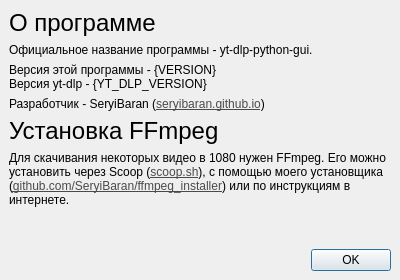
Old version of the form ui/about.ui in the repository SeryiBaran/yt-dlp-python-gui.
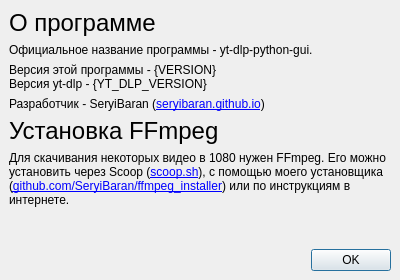
New version of the form. Icons and pictures are not drawn.

Patch:
```diff
--- a/ui/about.ui
+++ b/ui/about.ui
@@ -76,7 +76,7 @@
       <item>
        <widget class="QLabel" name="label_4">
         <property name="text">
-         <string>&lt;html&gt;&lt;head/&gt;&lt;body&gt;&lt;p&gt;Разработчик - SeryiBaran (&lt;a href=&quot;https://seryibaran.github.io&quot;&gt;&lt;span style=&quot; text-decoration: underline; color:#4c4a48;&quot;&gt;seryibaran.github.io&lt;/span&gt;&lt;/a&gt;)&lt;/p&gt;&lt;/body&gt;&lt;/html&gt;</string>
+         <string>&lt;html&gt;&lt;head/&gt;&lt;body&gt;&lt;p&gt;Разработчик - SeryiBaran (&lt;a href=&quot;https://seryibaran.github.io&quot;&gt;&lt;span&gt;seryibaran.github.io&lt;/span&gt;&lt;/a&gt;)&lt;/p&gt;&lt;/body&gt;&lt;/html&gt;</string>
         </property>
         <property name="openExternalLinks">
          <bool>true</bool>
@@ -98,7 +98,7 @@
       <item>
        <widget class="QLabel" name="label_5">
         <property name="text">
-         <string>&lt;html&gt;&lt;head/&gt;&lt;body&gt;&lt;p&gt;Для скачивания некоторых видео в 1080 нужен FFmpeg. Его можно установить через Scoop (&lt;a href=&quot;https://scoop.sh&quot;&gt;&lt;span style=&quot; text-decoration: underline; color:#4c4a48;&quot;&gt;scoop.sh&lt;/span&gt;&lt;/a&gt;), с помощью моего установщика (&lt;a href=&quot;https://github.com/SeryiBaran/ffmpeg_installer&quot;&gt;&lt;span style=&quot; text-decoration: underline; color:#4c4a48;&quot;&gt;github.com/SeryiBaran/ffmpeg_installer&lt;/span&gt;&lt;/a&gt;) или по инструкциям в интернете.&lt;/p&gt;&lt;/body&gt;&lt;/html&gt;</string>
+         <string>&lt;html&gt;&lt;head/&gt;&lt;body&gt;&lt;p&gt;Для скачивания некоторых видео в 1080 нужен FFmpeg. Его можно установить через Scoop (&lt;a href=&quot;https://scoop.sh&quot;&gt;&lt;span&gt;scoop.sh&lt;/span&gt;&lt;/a&gt;), с помощью моего установщика (&lt;a href=&quot;https://github.com/SeryiBaran/ffmpeg_installer&quot;&gt;&lt;span&gt;github.com/SeryiBaran/ffmpeg_installer&lt;/span&gt;&lt;/a&gt;) или по инструкциям в интернете.&lt;/p&gt;&lt;/body&gt;&lt;/html&gt;</string>
         </property>
         <property name="wordWrap">
          <bool>true</bool>
```
